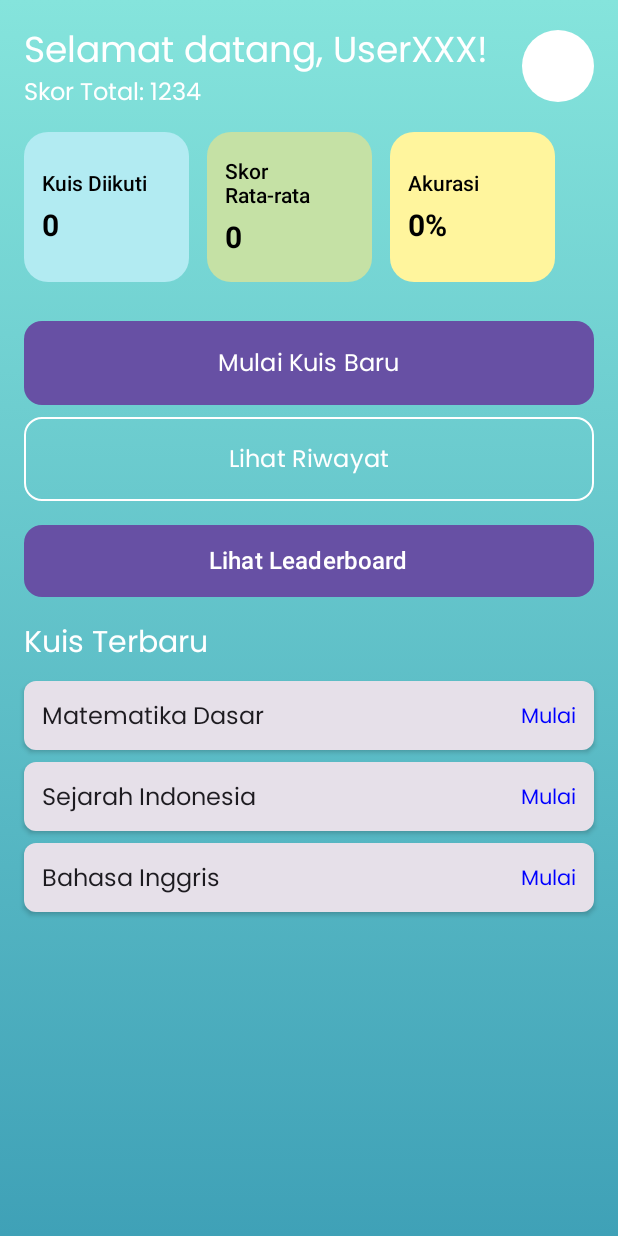
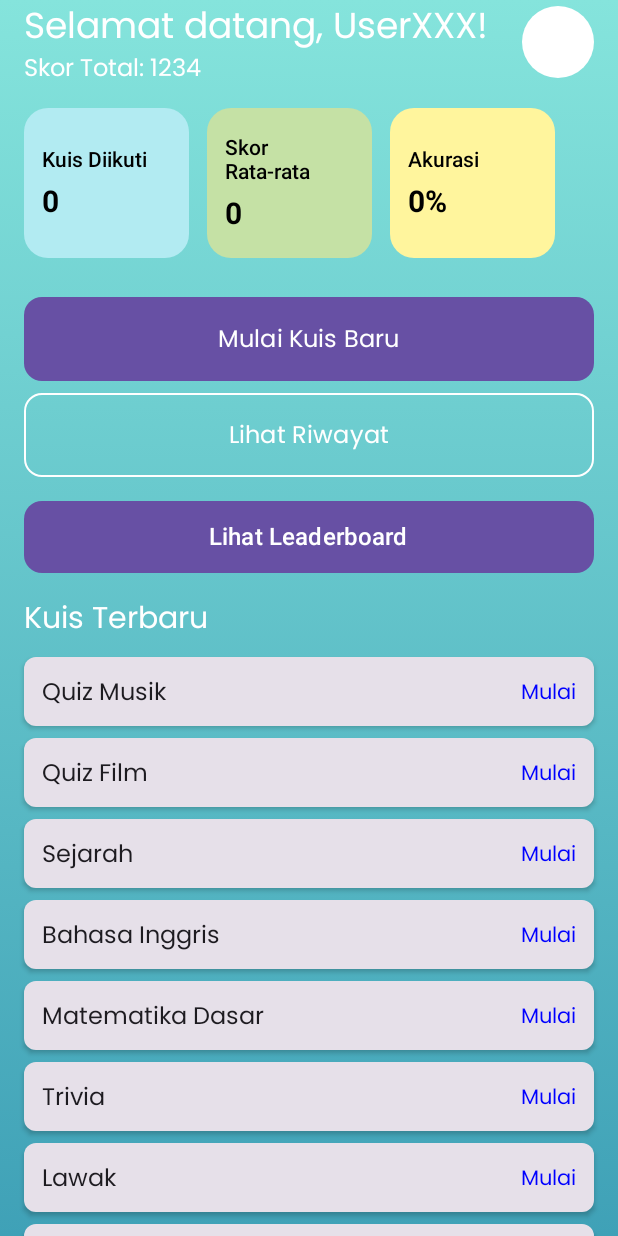
Before and after one commit to shifaaaaaa/QuizQuest, an Android app built with Jetpack Compose: the DashboardScreen screen opened through its navigation route, on a phone screen of 412 x 824 dp. Run offline under Robolectric (Android 15) with nearby library versions, the phone set to English and light mode, and no system bars.

Commit message:
udah aku tambahin lazy nya sama padding atas bawah biar ga mentok mentok

```diff
--- a/app/src/main/java/com/shifa/quizquest/DashboardActivity.kt
+++ b/app/src/main/java/com/shifa/quizquest/DashboardActivity.kt
@@ -5,6 +5,7 @@ import androidx.activity.ComponentActivity
 import androidx.activity.compose.setContent
 import androidx.compose.foundation.*
 import androidx.compose.foundation.layout.*
+import androidx.compose.foundation.lazy.LazyColumn
 import androidx.compose.foundation.shape.CircleShape
 import androidx.compose.foundation.shape.RoundedCornerShape
 import androidx.compose.material3.*
@@ -14,11 +15,15 @@ import androidx.compose.ui.graphics.*
 import androidx.compose.ui.text.font.FontWeight
 import androidx.compose.ui.unit.*
 import androidx.compose.ui.Modifier
+import androidx.core.view.WindowCompat
+import androidx.compose.foundation.layout.WindowInsets
+import androidx.compose.foundation.layout.asPaddingValues
 import com.shifa.quizquest.ui.theme.poppins
 
 class DashboardActivity : ComponentActivity() {
     override fun onCreate(savedInstanceState: Bundle?) {
         super.onCreate(savedInstanceState)
+        WindowCompat.setDecorFitsSystemWindows(window, false)
         setContent {
             DashboardScreen()
         }
@@ -35,22 +40,35 @@ fun DashboardScreen() {
         modifier = Modifier
             .fillMaxSize()
             .background(brush = backgroundGradient)
-            .verticalScroll(rememberScrollState())
-            .padding(16.dp)
     ) {
-        Column {
-            HeaderSection(userName = "UserXXX", totalScore = 1234)
-            Spacer(modifier = Modifier.height(16.dp))
-            SummaryCards()
-            Spacer(modifier = Modifier.height(16.dp))
-            ActionButtons()
-            Spacer(modifier = Modifier.height(16.dp))
-            LeaderboardButton()
-            Spacer(modifier = Modifier.height(16.dp))
-            RecentQuizzes()
+        LazyColumn(
+            modifier = Modifier
+                .fillMaxSize()
+                .padding(WindowInsets.statusBars
+                    .add(WindowInsets.navigationBars)
+                    .asPaddingValues())
+                    .padding(horizontal = 16.dp),
+            verticalArrangement = Arrangement.spacedBy(16.dp)
+        ) {
+            item {
+                HeaderSection(userName = "UserXXX", totalScore = 1234)
+            }
+            item {
+                SummaryCards()
+            }
+            item {
+                ActionButtons()
+            }
+            item {
+                LeaderboardButton()
+            }
+            item {
+                RecentQuizzes()
+            }
         }
     }
 }
+
 
 @Composable
 fun HeaderSection(userName: String, totalScore: Int) {
@@ -228,7 +246,10 @@ fun RecentQuizzes() {
             color = Color.White
         )
         Spacer(modifier = Modifier.height(8.dp))
-        val quizzes = listOf("Matematika Dasar", "Sejarah Indonesia", "Bahasa Inggris")
+        val quizzes = listOf(
+            "Quiz Musik", "Quiz Film", "Sejarah", "Bahasa Inggris",
+            "Matematika Dasar", "Trivia", "Lawak", "Tebak Gambar", "Kebudayaan Indonesia"
+        )
         quizzes.forEach { quiz ->
             Card(
                 modifier = Modifier
@@ -258,6 +279,7 @@ fun RecentQuizzes() {
                     )
                 }
             }
+
         }
     }
 }
```
